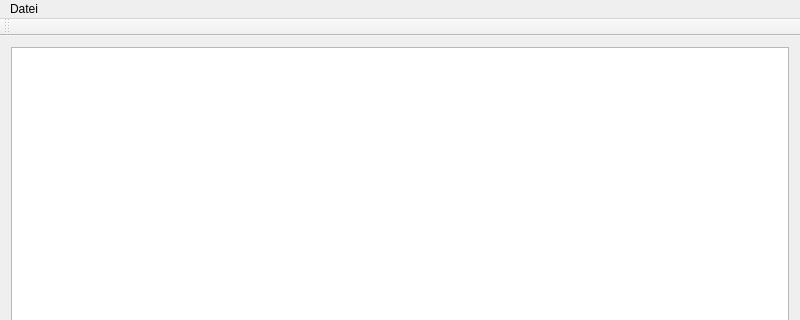
Above: mainwindow.ui from theinvisible/openfortigui before the change; both pictures show x 0 to 800 and y 0 to 320 of the 800 by 600 pixel window. Below: the same form after it.
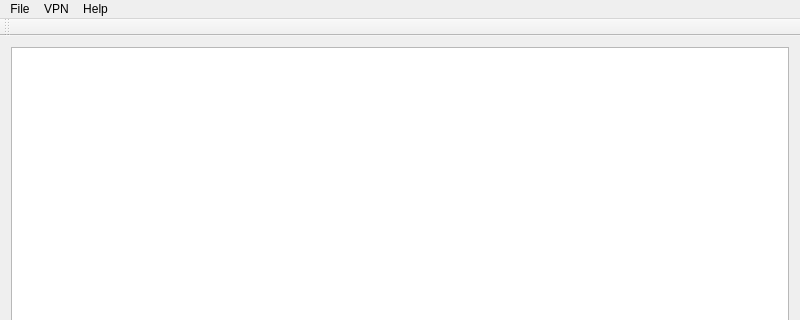
That is the form after the change. Icons and pictures are not drawn.

What changed in the file:
```diff
--- a/mainwindow.ui
+++ b/mainwindow.ui
@@ -85,11 +85,28 @@
    </property>
    <widget class="QMenu" name="menuDatei">
     <property name="title">
-     <string>Datei</string>
+     <string>File</string>
     </property>
-    <addaction name="actionExit"/>
+    <addaction name="actionMenuHide"/>
+    <addaction name="actionMenuExit"/>
+   </widget>
+   <widget class="QMenu" name="menuVPN">
+    <property name="title">
+     <string>VPN</string>
+    </property>
+    <addaction name="actionMenuConnect"/>
+    <addaction name="actionMenuDisconnect"/>
+    <addaction name="separator"/>
+   </widget>
+   <widget class="QMenu" name="menuHelp">
+    <property name="title">
+     <string>Help</string>
+    </property>
+    <addaction name="actionMenuAbout"/>
    </widget>
    <addaction name="menuDatei"/>
+   <addaction name="menuVPN"/>
+   <addaction name="menuHelp"/>
   </widget>
   <widget class="QToolBar" name="tbActions">
    <property name="toolButtonStyle">
```
Left out of the diff: 34 changed lines with no effect on the pictures.
